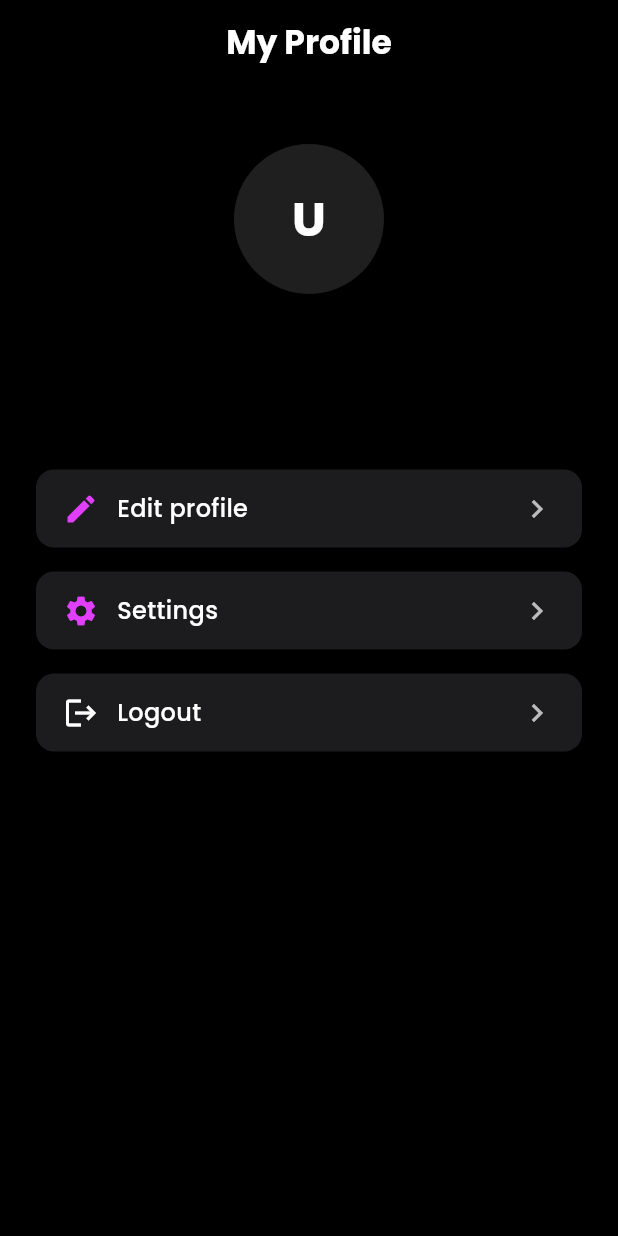
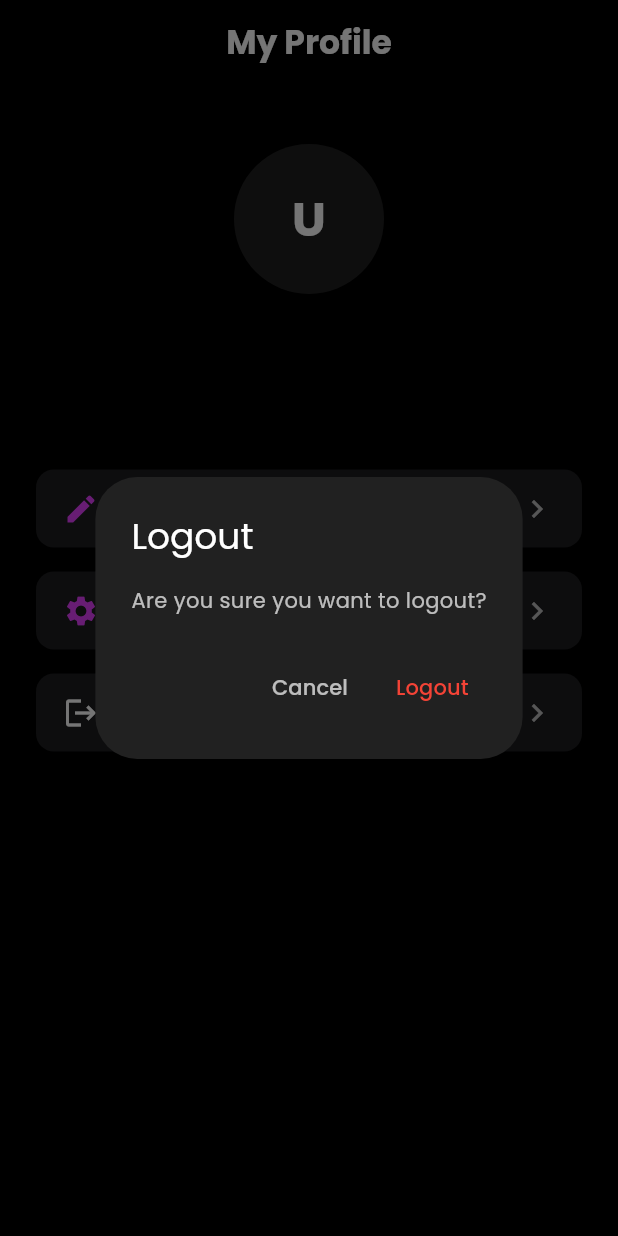
Before and after one commit to nataliasuda/Frontend-Hangmatch-Flutter, a Flutter app: the ProfileScreen screen opened directly, after a tap on "Logout", on a phone screen of 412 x 824 dp. Run offline on Flutter 3.47's test engine with Material 3 defaults, Android fonts, the phone set to English and light mode, and no system bars; our stand-ins replace flutter_secure_storage, flutter_svg, google_fonts, lucide_icons; accounts and stored records are empty; statements that could not run were skipped.

Commit message:
feat: add logout dialog without functionality

```diff
--- a/lib/screens/profile.dart
+++ b/lib/screens/profile.dart
@@ -46,6 +46,37 @@ class _ProfileScreenState extends State<ProfileScreen> {
         });
       }
     }
+  }
+
+  void _handleLogout() {
+    showDialog(
+      context: context,
+      builder: (BuildContext context) {
+        return AlertDialog(
+          backgroundColor: Colors.grey[900],
+          title: const Text('Logout', style: TextStyle(color: Colors.white)),
+          content: const Text(
+            'Are you sure you want to logout?',
+            style: TextStyle(color: Colors.white70),
+          ),
+          actions: [
+            TextButton(
+              onPressed: () => Navigator.of(context).pop(),
+              child: const Text(
+                'Cancel',
+                style: TextStyle(color: Colors.white70),
+              ),
+            ),
+            TextButton(
+              onPressed: () {
+                Navigator.of(context).pop();
+              },
+              child: const Text('Logout', style: TextStyle(color: Colors.red)),
+            ),
+          ],
+        );
+      },
+    );
   }
 
   @override
@@ -161,7 +192,7 @@ class _ProfileScreenState extends State<ProfileScreen> {
                         Icons.chevron_right,
                         color: Colors.white70,
                       ),
-                      onTap: () {},
+                      onTap: _handleLogout,
                     ),
                   ],
                 ),
```
